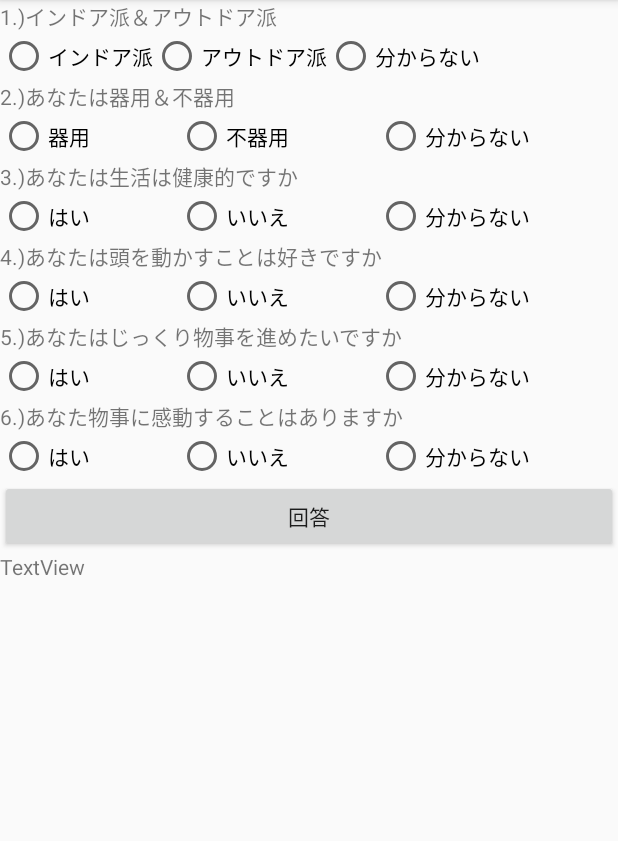
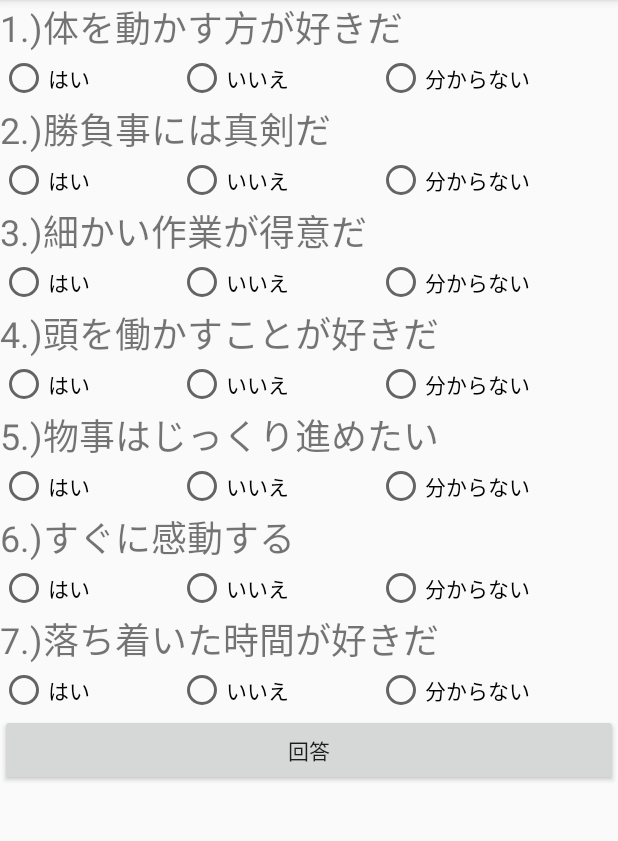
Before and after one commit to otakouki/syou, an Android app: the MainActivity3 screen opened directly, with no data from a screen before it, on a phone screen of 412 x 824 dp, the part 84-925 px from its top. Run offline under Robolectric (Android 15) with nearby library versions, the phone set to English and light mode, and no system bars.

Commit message:
メイン画面最新版

```diff
--- a/MyApplication/app/src/main/java/com/e/myapplication/MainActivity.kt
+++ b/MyApplication/app/src/main/java/com/e/myapplication/MainActivity.kt
@@ -55,10 +55,10 @@ class MainActivity : AppCompatActivity() {
         if (AppLaunchChecker.hasStartedFromLauncher(this)) {
 
 
-textView8.text = dataStore.getString("UUID","デフォルト")
+//textView8.text = dataStore.getString("UUID","デフォルト")
 
         } else {
-            textView8.text = "はじめてアプリを起動した"
+//            textView8.text = "はじめてアプリを起動した"
             //生成したインスタンスを使って書き込む
             val editor = dataStore.edit()
             //”Check”にTrueを書き込む
@@ -72,7 +72,7 @@ textView8.text = dataStore.getString("UUID","デフォルト")
             editor.apply()
             //第2引数はデータが取得できなかったときに使用する値
             dataStore.getBoolean("Check",false)
-            textView8.text = uuidString
+//            textView8.text = uuidString
         }
         AppLaunchChecker.onActivityCreate(this)
 
--- a/MyApplication/app/src/main/java/com/e/myapplication/MainActivity4.kt
+++ b/MyApplication/app/src/main/java/com/e/myapplication/MainActivity4.kt
@@ -10,6 +10,6 @@ class MainActivity4 : AppCompatActivity() {
         setContentView(R.layout.activity_main4)
 
         val text = intent.getStringExtra("TEXT_KEY2")
-        text1.setText("${text.toString()}")
+        text1.setText("あなたにおすすめの趣味は、${text.toString()}です。")
     }
 }
--- a/MyApplication/app/src/main/res/layout/activity_main.xml
+++ b/MyApplication/app/src/main/res/layout/activity_main.xml
@@ -7,12 +7,6 @@
     android:orientation="vertical"
     tools:context=".MainActivity">
 
-
-    <TextView
-        android:id="@+id/textView8"
-        android:layout_width="match_parent"
-        android:layout_height="wrap_content"
-        android:text="TextView" />
 
     <Button
         android:id="@+id/button1"
--- a/MyApplication/app/src/main/res/layout/activity_main3.xml
+++ b/MyApplication/app/src/main/res/layout/activity_main3.xml
@@ -1,11 +1,18 @@
 <?xml version="1.0" encoding="utf-8"?>
+
 <LinearLayout xmlns:android="http://schemas.android.com/apk/res/android"
     xmlns:app="http://schemas.android.com/apk/res-auto"
     xmlns:tools="http://schemas.android.com/tools"
     android:layout_width="match_parent"
     android:layout_height="match_parent"
     android:orientation="vertical"
-    tools:context=".MainActivity3">
+    tools:context=".MainActivity">
+
+    <ScrollView
+        android:layout_width="match_parent"
+        android:layout_height="match_parent"
+        android:layout_marginTop="0dp"
+        android:id="@+id/scrollView">
 
         <LinearLayout
             android:layout_width="match_parent"
@@ -16,31 +23,35 @@
                 android:id="@+id/textView"
                 android:layout_width="match_parent"
                 android:layout_height="wrap_content"
-            android:text="1.)インドア派＆アウトドア派" />
+                android:text="1.)体を動かす方が好きだ"
+                android:textSize="24sp" />
 
             <RadioGroup
                 android:id="@+id/radiog1"
                 android:layout_width="match_parent"
                 android:layout_height="wrap_content"
-            android:visibility="visible"
-            android:orientation="horizontal">
+                android:orientation="horizontal"
+                android:visibility="visible">
 
                 <RadioButton
                     android:id="@+id/radioButton1"
                     android:layout_width="wrap_content"
                     android:layout_height="wrap_content"
-                android:text="インドア派" />
+                    android:layout_weight="1"
+                    android:text="はい" />
 
                 <RadioButton
                     android:id="@+id/radioButton2"
                     android:layout_width="wrap_content"
                     android:layout_height="wrap_content"
-                android:text="アウトドア派" />
+                    android:layout_weight="1"
+                    android:text="いいえ" />
 
                 <RadioButton
                     android:id="@+id/radioButton3"
                     android:layout_width="wrap_content"
                     android:layout_height="wrap_content"
+                    android:layout_weight="1"
                     android:text="分からない"
                     tools:visibility="visible" />
 
@@ -50,28 +61,29 @@
                 android:id="@+id/textView2"
                 android:layout_width="match_parent"
                 android:layout_height="wrap_content"
-            android:text="2.)あなたは器用＆不器用" />
+                android:text="2.)勝負事には真剣だ"
+                android:textSize="24sp" />
 
             <RadioGroup
                 android:id="@+id/radiog2"
                 android:layout_width="match_parent"
                 android:layout_height="wrap_content"
-            android:visibility="visible"
-            android:orientation="horizontal">
+                android:orientation="horizontal"
+                android:visibility="visible">
 
                 <RadioButton
                     android:id="@+id/radioButton4"
                     android:layout_width="wrap_content"
                     android:layout_height="wrap_content"
                     android:layout_weight="1"
-                    android:text="器用" />
+                    android:text="はい" />
 
                 <RadioButton
                     android:id="@+id/radioButton5"
                     android:layout_width="wrap_content"
                     android:layout_height="wrap_content"
                     android:layout_weight="1"
-                    android:text="不器用" />
+                    android:text="いいえ" />
 
                 <RadioButton
                     android:id="@+id/radioButton6"
@@ -85,14 +97,15 @@
                 android:id="@+id/textView3"
                 android:layout_width="match_parent"
                 android:layout_height="wrap_content"
-            android:text="3.)あなたは生活は健康的ですか" />
+                android:text="3.)細かい作業が得意だ"
+                android:textSize="24sp" />
 
             <RadioGroup
                 android:id="@+id/radiog3"
                 android:layout_width="match_parent"
                 android:layout_height="wrap_content"
-            android:visibility="visible"
-            android:orientation="horizontal">
+                android:orientation="horizontal"
+                android:visibility="visible">
 
                 <RadioButton
                     android:id="@+id/radioButton7"
@@ -120,14 +133,15 @@
                 android:id="@+id/textView4"
                 android:layout_width="match_parent"
                 android:layout_height="wrap_content"
-            android:text="4.)あなたは頭を動かすことは好きですか" />
+                android:text="4.)頭を働かすことが好きだ"
+                android:textSize="24sp" />
 
             <RadioGroup
                 android:id="@+id/radiog4"
                 android:layout_width="match_parent"
                 android:layout_height="wrap_content"
-            android:visibility="visible"
-            android:orientation="horizontal">
+                android:orientation="horizontal"
+                android:visibility="visible">
 
 
                 <RadioButton
@@ -156,14 +170,15 @@
                 android:id="@+id/textView5"
                 android:layout_width="match_parent"
                 android:layout_height="wrap_content"
-            android:text="5.)あなたはじっくり物事を進めたいですか" />
+                android:text="5.)物事はじっくり進めたい"
+                android:textSize="24sp" />
 
             <RadioGroup
                 android:id="@+id/radiog5"
                 android:layout_width="match_parent"
                 android:layout_height="wrap_content"
-            android:visibility="visible"
-            android:orientation="horizontal">
+                android:orientation="horizontal"
+                android:visibility="visible">
 
                 <RadioButton
                     android:id="@+id/radioButton13"
@@ -191,14 +206,15 @@
                 android:id="@+id/textView6"
                 android:layout_width="match_parent"
                 android:layout_height="wrap_content"
-            android:text="6.)あなた物事に感動することはありますか" />
+                android:text="6.)すぐに感動する"
+                android:textSize="24sp" />
 
             <RadioGroup
                 android:id="@+id/radiog6"
                 android:layout_width="match_parent"
                 android:layout_height="wrap_content"
-            android:visibility="visible"
-            android:orientation="horizontal">
+                android:orientation="horizontal"
+                android:visibility="visible">
 
                 <RadioButton
                     android:id="@+id/radioButton16"
@@ -222,6 +238,43 @@
                     android:text="分からない" />
             </RadioGroup>
 
+            <TextView
+                android:id="@+id/textView7"
+                android:layout_width="match_parent"
+                android:layout_height="wrap_content"
+                android:text="7.)落ち着いた時間が好きだ"
+                android:textSize="24sp" />
+
+            <RadioGroup
+                android:id="@+id/radiog7"
+                android:layout_width="match_parent"
+                android:layout_height="wrap_content"
+                android:orientation="horizontal"
+                android:visibility="visible">
+
+                <RadioButton
+                    android:id="@+id/radioButton19"
+                    android:layout_width="wrap_content"
+                    android:layout_height="wrap_content"
+                    android:layout_weight="1"
+                    android:text="はい" />
+
+                <RadioButton
+                    android:id="@+id/radioButton20"
+                    android:layout_width="wrap_content"
+                    android:layout_height="wrap_content"
+                    android:layout_weight="1"
+                    android:text="いいえ" />
+
+                <RadioButton
+                    android:id="@+id/radioButton21"
+                    android:layout_width="wrap_content"
+                    android:layout_height="wrap_content"
+                    android:layout_weight="1"
+                    android:text="分からない" />
+            </RadioGroup>
+
+
             <Button
                 android:id="@+id/button"
                 android:layout_width="match_parent"
@@ -229,11 +282,15 @@
                 android:text="回答" />
 
             <TextView
-            android:id="@+id/textView7"
+                android:id="@+id/textView11"
                 android:layout_width="match_parent"
                 android:layout_height="wrap_content"
-            android:text="TextView" />
+                android:textSize="24sp" />
+
+
 
         </LinearLayout>
 
+    </ScrollView>
+
 </LinearLayout>
```
Also changed, not shown: MyApplication/app/src/main/java/com/e/myapplication/MainActivity3.kt (+89 -53 lines). Lines whose indentation alone changed are shown as unchanged.
